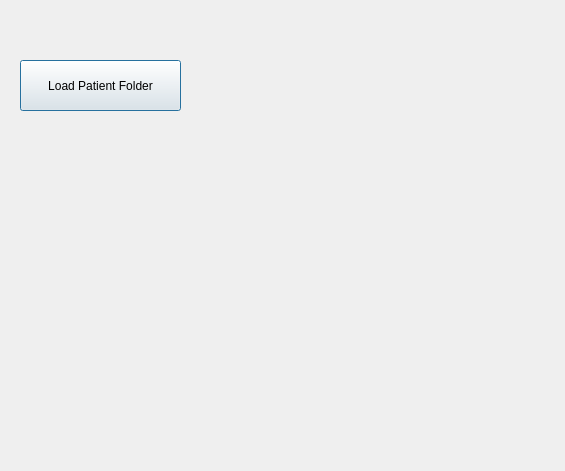
mohfarid99/dental-implant-program, file main.ui: the form before one commit.
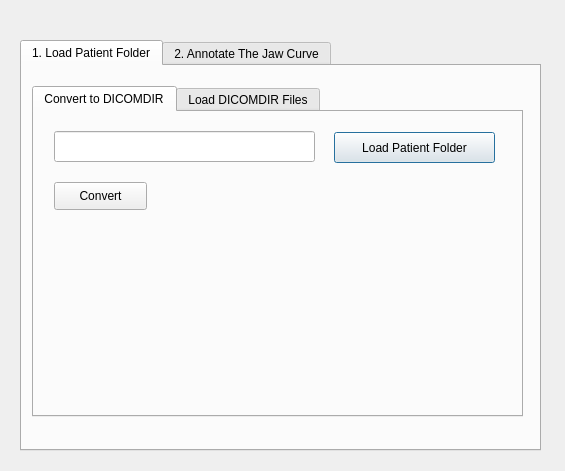
The form after the commit. The open tabs and pages were chosen to show the change.

Diff of the .ui file:
```diff
--- a/main.ui
+++ b/main.ui
@@ -13,18 +13,110 @@
   <property name="windowTitle">
    <string>Dialog</string>
   </property>
-  <widget class="QPushButton" name="pushButton">
+  <widget class="QTabWidget" name="tabWidget">
    <property name="geometry">
     <rect>
      <x>20</x>
-     <y>60</y>
-     <width>161</width>
-     <height>51</height>
+     <y>40</y>
+     <width>521</width>
+     <height>411</height>
     </rect>
    </property>
-   <property name="text">
-    <string>Load Patient Folder</string>
+   <property name="currentIndex">
+    <number>1</number>
    </property>
+   <widget class="QWidget" name="tab">
+    <attribute name="title">
+     <string>1. Load Patient Folder</string>
+    </attribute>
+    <widget class="QTabWidget" name="tabWidget_2">
+     <property name="geometry">
+      <rect>
+       <x>10</x>
+       <y>20</y>
+       <width>491</width>
+       <height>331</height>
+      </rect>
+     </property>
+     <property name="currentIndex">
+      <number>1</number>
+     </property>
+     <widget class="QWidget" name="tab_3">
+      <attribute name="title">
+       <string>Convert to DICOMDIR</string>
+      </attribute>
+      <widget class="QPushButton" name="pushButton">
+       <property name="geometry">
+        <rect>
+         <x>300</x>
+         <y>20</y>
+         <width>161</width>
+         <height>31</height>
+        </rect>
+       </property>
+       <property name="text">
+        <string>Load Patient Folder</string>
+       </property>
+      </widget>
+      <widget class="QPushButton" name="pushButton_2">
+       <property name="geometry">
+        <rect>
+         <x>20</x>
+         <y>70</y>
+         <width>93</width>
+         <height>28</height>
+        </rect>
+       </property>
+       <property name="text">
+        <string>Convert</string>
+       </property>
+      </widget>
+      <widget class="QLineEdit" name="lineEdit">
+       <property name="geometry">
+        <rect>
+         <x>20</x>
+         <y>19</y>
+         <width>261</width>
+         <height>31</height>
+        </rect>
+       </property>
+      </widget>
+     </widget>
+     <widget class="QWidget" name="tab_4">
+      <attribute name="title">
+       <string>Load DICOMDIR Files</string>
+      </attribute>
+      <widget class="QLineEdit" name="lineEdit_2">
+       <property name="geometry">
+        <rect>
+         <x>20</x>
+         <y>30</y>
+         <width>261</width>
+         <height>31</height>
+        </rect>
+       </property>
+      </widget>
+      <widget class="QPushButton" name="pushButton_3">
+       <property name="geometry">
+        <rect>
+         <x>300</x>
+         <y>31</y>
+         <width>161</width>
+         <height>31</height>
+        </rect>
+       </property>
+       <property name="text">
+        <string>Load Patient Folder</string>
+       </property>
+      </widget>
+     </widget>
+    </widget>
+   </widget>
+   <widget class="QWidget" name="tab_2">
+    <attribute name="title">
+     <string>2. Annotate The Jaw Curve</string>
+    </attribute>
+   </widget>
   </widget>
  </widget>
  <resources/>
```
